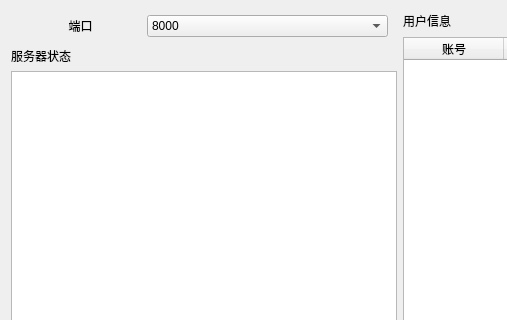
Above: PerfectLinkServer/mainwindow.ui from Fabulousxu/PerfectLink-Client before the change; both pictures show x 0 to 507 and y 0 to 320 of the 800 by 600 pixel window. Below: the same form after it.
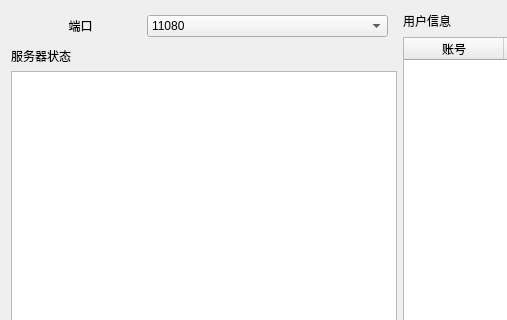
That is the form after the change.

```diff
--- a/PerfectLinkServer/mainwindow.ui
+++ b/PerfectLinkServer/mainwindow.ui
@@ -47,7 +47,7 @@
         <widget class="QComboBox" name="portBox">
          <item>
           <property name="text">
-           <string>8000</string>
+           <string>11080</string>
           </property>
          </item>
         </widget>
```
